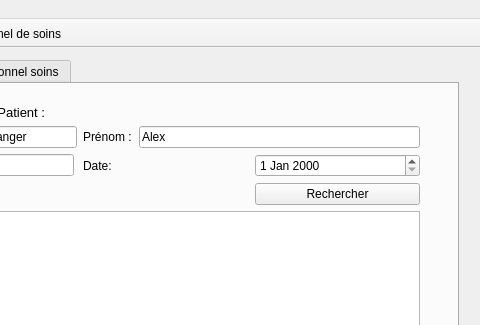
kilian-paquier/qt-patients, file view/mainwindow.ui: the form before one commit; both pictures show x 122 to 602 and y 0 to 325 of the 602 by 471 pixel window.
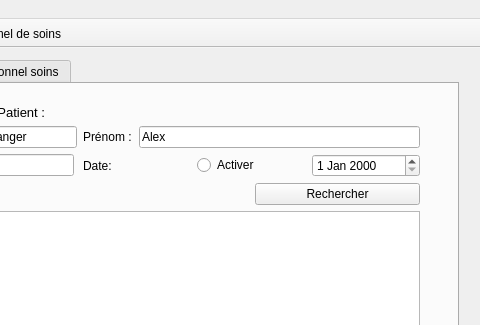
The form after the commit. Icons and pictures are not drawn.

Diff of the .ui file:
```diff
--- a/view/mainwindow.ui
+++ b/view/mainwindow.ui
@@ -131,6 +131,13 @@
                </property>
               </widget>
              </item>
+             <item>
+              <widget class="QRadioButton" name="radioButtonActiver">
+               <property name="text">
+                <string>Activer</string>
+               </property>
+              </widget>
+             </item>
              <item>
               <widget class="QDateEdit" name="dateEdit"/>
              </item>
```
Left out of the diff: 8 changed lines with no effect on the pictures.
